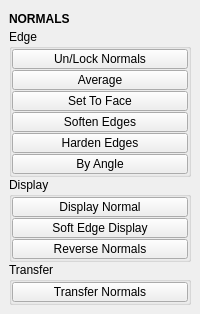
This is tentacle/ui/normals.ui in m3trik/tentacle as Qt 5 draws it before an edit. The edited form follows.
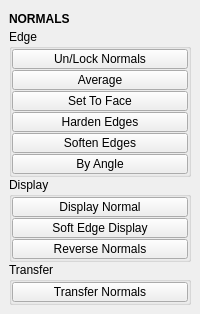
This is the edited form. Custom widgets are drawn as their Qt base class.

Patch:
```diff
--- a/tentacle/ui/normals.ui
+++ b/tentacle/ui/normals.ui
@@ -175,13 +175,13 @@
           </widget>
          </item>
          <item>
-          <widget class="QPushButton" name="b000">
+          <widget class="PushButton" name="b001">
            <property name="enabled">
             <bool>true</bool>
            </property>
            <property name="minimumSize">
             <size>
-             <width>60</width>
+             <width>0</width>
              <height>20</height>
             </size>
            </property>
@@ -195,7 +195,7 @@
             <string>&lt;html&gt;&lt;head/&gt;&lt;body&gt;&lt;p&gt;&lt;span style=&quot; text-decoration: underline;&quot;&gt;Soften edge normals&lt;/span&gt;&lt;/p&gt;&lt;/body&gt;&lt;/html&gt;</string>
            </property>
            <property name="text">
-            <string>Soften Edges</string>
+            <string>Harden Edges</string>
            </property>
            <property name="iconSize">
             <size>
@@ -206,13 +206,13 @@
           </widget>
          </item>
          <item>
-          <widget class="PushButton" name="b001">
+          <widget class="QPushButton" name="b000">
            <property name="enabled">
             <bool>true</bool>
            </property>
            <property name="minimumSize">
             <size>
-             <width>0</width>
+             <width>60</width>
              <height>20</height>
             </size>
            </property>
@@ -226,7 +226,7 @@
             <string>&lt;html&gt;&lt;head/&gt;&lt;body&gt;&lt;p&gt;&lt;span style=&quot; text-decoration: underline;&quot;&gt;Harden edges normals.&lt;/span&gt;&lt;/p&gt;&lt;p&gt;&lt;br/&gt;&lt;/p&gt;&lt;p&gt;If the entire object is selected, all object edges will be used.&lt;/p&gt;&lt;/body&gt;&lt;/html&gt;</string>
            </property>
            <property name="text">
-            <string>Harden Edges</string>
+            <string>Soften Edges</string>
            </property>
            <property name="iconSize">
             <size>
```
Left out of the diff: 4 changed lines with no effect on the pictures.
